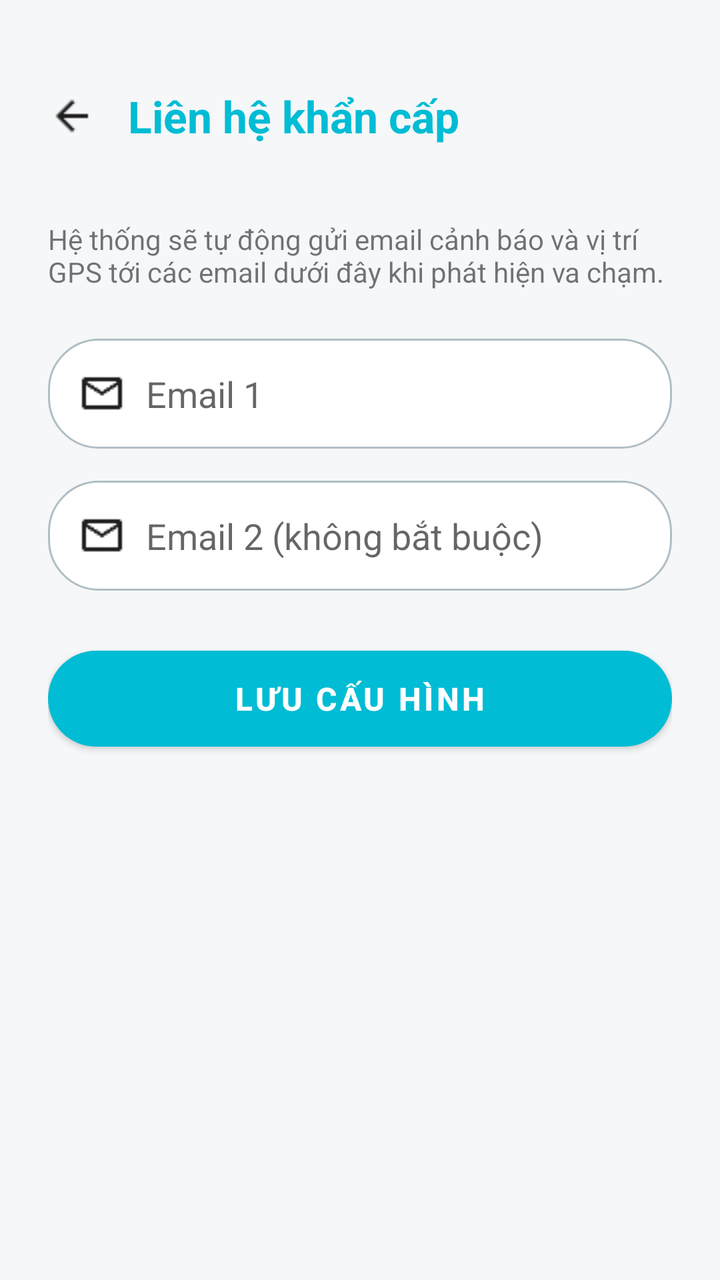
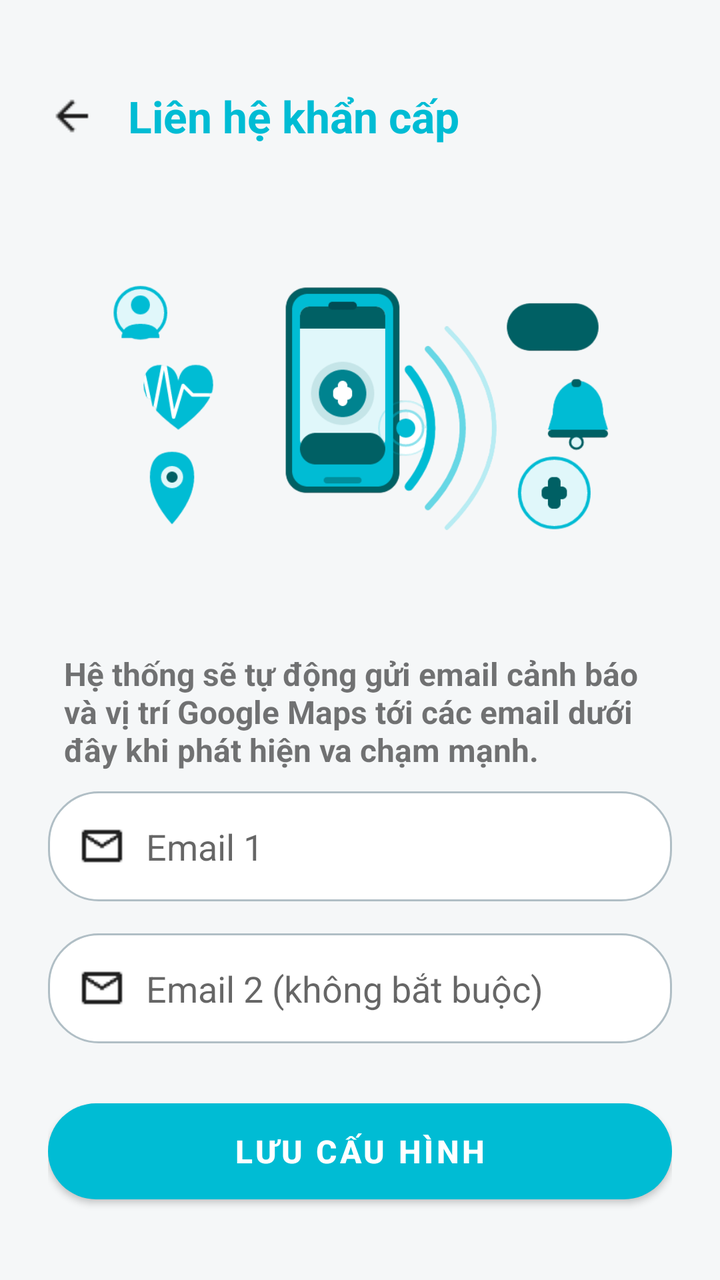

An Android layout rendered at two revisions. The XML below is the earlier revision; the diff shows what the commit changed to produce the second picture.
<!-- AndroidManifest.xml: application theme Theme.DmsApplication -->
<!-- res/layout/fragment_contact_settings.xml -->
<?xml version="1.0" encoding="utf-8"?>
<androidx.constraintlayout.widget.ConstraintLayout
    xmlns:android="http://schemas.android.com/apk/res/android"
    xmlns:app="http://schemas.android.com/apk/res-auto"
    android:layout_width="match_parent"
    android:layout_height="match_parent"
    android:background="#F5F7F8">

    <LinearLayout
        android:id="@+id/header"
        android:layout_width="match_parent"
        android:layout_height="56dp"
        android:layout_marginTop="30dp"
        android:gravity="center_vertical"
        android:orientation="horizontal"
        android:paddingHorizontal="16dp"
        app:layout_constraintTop_toTopOf="parent">

        <ImageView
            android:id="@+id/btnBack"
            android:layout_width="40dp"
            android:layout_height="40dp"
            android:padding="8dp"
            android:src="@drawable/ic_back" />

        <TextView
            android:layout_width="wrap_content"
            android:layout_height="wrap_content"
            android:layout_marginStart="8dp"
            android:text="Liên hệ khẩn cấp"
            android:textColor="#00BCD4"
            android:textSize="22sp"
            android:textStyle="bold" />
    </LinearLayout>

    <LinearLayout
        android:layout_width="match_parent"
        android:layout_height="wrap_content"
        android:orientation="vertical"
        android:padding="24dp"
        app:layout_constraintTop_toBottomOf="@id/header">

        <TextView
            android:layout_width="wrap_content"
            android:layout_height="wrap_content"
            android:text="Hệ thống sẽ tự động gửi email cảnh báo và vị trí GPS tới các email dưới đây khi phát hiện va chạm."
            android:layout_marginBottom="24dp"/>

        <EditText
            android:id="@+id/edtEmail1"
            android:layout_width="match_parent"
            android:layout_height="55dp"
            android:layout_marginBottom="16dp"
            android:background="@drawable/bg_edittext_rounded"
            android:drawableStart="@drawable/ic_email"
            android:drawablePadding="10dp"
            android:hint="Email 1"
            android:inputType="textEmailAddress"
            android:paddingHorizontal="15dp" />

        <EditText
            android:id="@+id/edtEmail2"
            android:layout_width="match_parent"
            android:layout_height="55dp"
            android:layout_marginBottom="16dp"
            android:background="@drawable/bg_edittext_rounded"
            android:drawableStart="@drawable/ic_email"
            android:drawablePadding="10dp"
            android:hint="Email 2 (không bắt buộc)"
            android:inputType="textEmailAddress"
            android:paddingHorizontal="15dp" />

        <com.google.android.material.button.MaterialButton
            android:id="@+id/btnSaveContacts"
            android:layout_width="match_parent"
            android:layout_height="60dp"
            android:layout_marginTop="8dp"
            android:text="Lưu cấu hình"
            android:textSize="16sp"
            android:textStyle="bold"
            app:backgroundTint="#00BCD4"
            app:cornerRadius="30dp" />
    </LinearLayout>

</androidx.constraintlayout.widget.ConstraintLayout>
<!-- resources referenced by this layout -->
<resources>
  <!-- drawable bg_edittext_rounded (drawable) -->
  <?xml version="1.0" encoding="utf-8"?>
  <shape xmlns:android="http://schemas.android.com/apk/res/android"
      android:shape="rectangle">
  
      <corners android:radius="25dp" />
  
      <solid android:color="#FFFFFF" />
  
      <stroke
          android:width="1dp"
          android:color="#B0BEC5" />
  
      <padding
          android:left="16dp"
          android:right="16dp" />
  </shape>
  <!-- drawable ic_back: png bitmap (drawable, 313 bytes) -->
  <!-- drawable ic_email: png bitmap (drawable, 427 bytes) -->
  <style name="Theme.DmsApplication" parent="Theme.MaterialComponents.DayNight.NoActionBar" />
</resources>

<!-- the commit's change to res/layout/fragment_contact_settings.xml (unified diff, before → after) -->
@@ -40,11 +40,23 @@
         android:padding="24dp"
         app:layout_constraintTop_toBottomOf="@id/header">
 
+        <ImageView
+            android:layout_width="wrap_content"
+            android:layout_height="200dp"
+            android:layout_gravity="center"
+            android:layout_marginBottom="16dp"
+            android:padding="2dp"
+            android:scaleType="centerInside"
+            android:src="@drawable/pic_contact" />
+
         <TextView
             android:layout_width="wrap_content"
             android:layout_height="wrap_content"
-            android:text="Hệ thống sẽ tự động gửi email cảnh báo và vị trí GPS tới các email dưới đây khi phát hiện va chạm."
-            android:layout_marginBottom="24dp"/>
+            android:layout_marginStart="8dp"
+            android:text="Hệ thống sẽ tự động gửi email cảnh báo và vị trí Google Maps tới các email dưới đây khi phát hiện va chạm mạnh."
+            android:textSize="16sp"
+            android:textStyle="bold"
+            android:layout_marginBottom="10dp"/>
 
         <EditText
             android:id="@+id/edtEmail1"
<!-- resource entries referenced after the edit -->
@@ -19,6 +19,7 @@
   </shape>
   <!-- drawable ic_back: png bitmap (drawable, 313 bytes) -->
   <!-- drawable ic_email: png bitmap (drawable, 427 bytes) -->
+  <!-- drawable pic_contact: png bitmap (drawable, 58295 bytes) -->
   <style name="Theme.DmsApplication" parent="Theme.MaterialComponents.DayNight.NoActionBar" />
 </resources>
 
